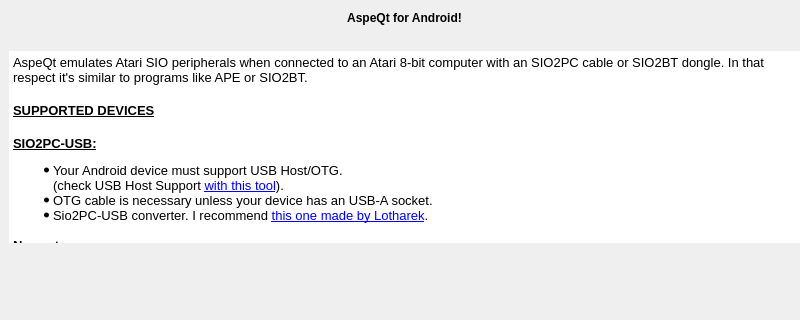
Old version of the form aboutdialog.ui in the repository greblus/aspeqt; both pictures show x 0 to 800 and y 0 to 320 of the 800 by 600 pixel window.
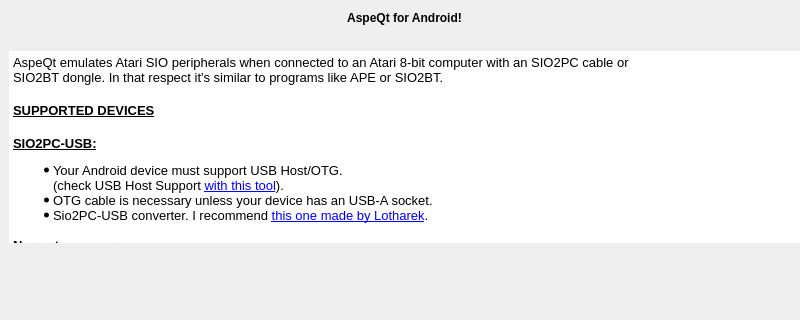
New version of the form.

Commit message: BT module name is now configurable in the Options dialog.

What changed in the file:
```diff
--- a/aboutdialog.ui
+++ b/aboutdialog.ui
@@ -149,7 +149,7 @@
 &lt;html&gt;&lt;head&gt;&lt;meta name=&quot;qrichtext&quot; content=&quot;1&quot; /&gt;&lt;style type=&quot;text/css&quot;&gt;
 p, li { white-space: pre-wrap; }
 &lt;/style&gt;&lt;/head&gt;&lt;body style=&quot; font-family:'MS Shell Dlg 2'; font-size:8.25pt; font-weight:400; font-style:normal;&quot;&gt;
-&lt;p style=&quot; margin-top:18px; margin-bottom:12px; margin-left:0px; margin-right:0px; -qt-block-indent:0; text-indent:0px;&quot;&gt;&lt;span style=&quot; font-size:10pt;&quot;&gt;AspeQt emulates Atari SIO peripherals when connected to an Atari 8-bit computer with an SIO2PC cable or SIO2BT dongle. In that respect it's similar to programs like APE or SIO2BT. &lt;/span&gt;&lt;/p&gt;
+&lt;p style=&quot; margin-top:18px; margin-bottom:12px; margin-left:0px; margin-right:0px; -qt-block-indent:0; text-indent:0px;&quot;&gt;&lt;span style=&quot; font-size:10pt;&quot;&gt;AspeQt emulates Atari SIO peripherals when connected to an Atari 8-bit computer with an SIO2PC cable or&lt;br /&gt;SIO2BT dongle. In that respect it's similar to programs like APE or SIO2BT. &lt;/span&gt;&lt;/p&gt;
 &lt;p style=&quot; margin-top:18px; margin-bottom:12px; margin-left:0px; margin-right:0px; -qt-block-indent:0; text-indent:0px;&quot;&gt;&lt;span style=&quot; font-size:10pt; font-weight:600; text-decoration: underline;&quot;&gt;SUPPORTED DEVICES&lt;/span&gt;&lt;/p&gt;
 &lt;p style=&quot; margin-top:18px; margin-bottom:12px; margin-left:0px; margin-right:0px; -qt-block-indent:0; text-indent:0px;&quot;&gt;&lt;span style=&quot; font-size:10pt; font-weight:600; text-decoration: underline;&quot;&gt;SIO2PC-USB:&lt;/span&gt;&lt;/p&gt;
 &lt;ul style=&quot;margin-top: 0px; margin-bottom: 0px; margin-left: 0px; margin-right: 0px; -qt-list-indent: 1;&quot;&gt;&lt;li style=&quot; font-size:10pt;&quot; style=&quot; margin-top:0px; margin-bottom:0px; margin-left:0px; margin-right:0px; -qt-block-indent:0; text-indent:0px;&quot;&gt;Your Android device must support USB Host/OTG.&lt;br /&gt;(check USB Host Support &lt;a href=&quot;https://play.google.com/store/apps/details?id=eu.chainfire.usbhostdiagnostics&quot;&gt;&lt;span style=&quot; text-decoration: underline; color:#0000ff;&quot;&gt;with this tool&lt;/span&gt;&lt;/a&gt;).&lt;/li&gt;&lt;/ul&gt;
@@ -164,9 +164,9 @@
 &lt;ul style=&quot;margin-top: 0px; margin-bottom: 0px; margin-left: 0px; margin-right: 0px; -qt-list-indent: 1;&quot;&gt;&lt;li style=&quot; font-size:10pt;&quot; style=&quot; margin-top:0px; margin-bottom:0px; margin-left:0px; margin-right:0px; -qt-block-indent:0; text-indent:0px;&quot;&gt;My favourite SIO2BT devices are available from &lt;a href=&quot;https://www.facebook.com/Sio2bt/&quot;&gt;&lt;span style=&quot; text-decoration: underline; color:#0000ff;&quot;&gt;Marcin &amp;quot;the Montezuma&amp;quot; Sochacki.&lt;/span&gt;&lt;/a&gt;&lt;/li&gt;&lt;/ul&gt;
 &lt;p style=&quot; margin-top:0px; margin-bottom:0px; margin-left:0px; margin-right:0px; -qt-block-indent:1; text-indent:0px;&quot;&gt;&lt;span style=&quot; font-size:10pt;&quot;&gt;You can build your own &lt;/span&gt;&lt;a href=&quot;http://atarionline.pl/cn/data/upimages/bluetooth_03.jpg&quot;&gt;&lt;span style=&quot; font-size:10pt; text-decoration: underline; color:#0000ff;&quot;&gt;following this simple diagram&lt;/span&gt;&lt;/a&gt;&lt;span style=&quot; font-size:10pt;&quot;&gt;.&lt;/span&gt;&lt;/p&gt;
 &lt;ul style=&quot;margin-top: 0px; margin-bottom: 0px; margin-left: 0px; margin-right: 0px; -qt-list-indent: 1;&quot;&gt;&lt;li style=&quot; font-size:10pt;&quot; style=&quot; margin-top:0px; margin-bottom:0px; margin-left:0px; margin-right:0px; -qt-block-indent:0; text-indent:0px;&quot;&gt;Perform pairing of your Android device with SIO2BT dongle.&lt;/li&gt;
-&lt;li style=&quot; font-size:10pt;&quot; style=&quot; margin-top:0px; margin-bottom:0px; margin-left:0px; margin-right:0px; -qt-block-indent:0; text-indent:0px;&quot;&gt;Make sure that the name of your device is SIO2BTsomething.&lt;br /&gt;AspeQt will connect to the first device which name starts with SIO2BT.&lt;/li&gt;
+&lt;li style=&quot; font-size:10pt;&quot; style=&quot; margin-top:0px; margin-bottom:0px; margin-left:0px; margin-right:0px; -qt-block-indent:0; text-indent:0px;&quot;&gt;Specify the name of your BT module in the options window.&lt;/li&gt;
 &lt;li style=&quot; font-size:10pt;&quot; style=&quot; margin-top:0px; margin-bottom:0px; margin-left:0px; margin-right:0px; -qt-block-indent:0; text-indent:0px;&quot;&gt;Speed can be configured with &lt;a href=&quot;http://www.mr-atari.com/MyBIOS/BTCONFIG.XEX&quot;&gt;&lt;span style=&quot; text-decoration: underline; color:#0000ff;&quot;&gt;BTCONFIG.XEX&lt;/span&gt;&lt;/a&gt; by Mr Atari or &lt;a href=&quot;http://atariage.com/forums/index.php?app=core&amp;amp;module=attach&amp;amp;section=attach&amp;amp;attach_id=468608&quot;&gt;&lt;span style=&quot; text-decoration: underline; color:#0000ff;&quot;&gt;BTCFG&lt;/span&gt;&lt;/a&gt; by FJC.&lt;/li&gt;
-&lt;li style=&quot; font-size:10pt;&quot; style=&quot; margin-top:0px; margin-bottom:0px; margin-left:0px; margin-right:0px; -qt-block-indent:0; text-indent:0px;&quot;&gt;SIO2BT requires a special loader or modified OS.&lt;/li&gt;
+&lt;li style=&quot; font-size:10pt;&quot; style=&quot; margin-top:0px; margin-bottom:0px; margin-left:0px; margin-right:0px; -qt-block-indent:0; text-indent:0px;&quot;&gt;SIO2BT requires a special loader (xBIOSv4BT works on an unmodified Atari) or modified OS.&lt;/li&gt;
 &lt;li style=&quot; font-size:10pt;&quot; style=&quot; margin-top:0px; margin-bottom:0px; margin-left:0px; margin-right:0px; -qt-block-indent:0; text-indent:0px;&quot;&gt;&lt;a href=&quot;http://atari8.co.uk/firmware/&quot;&gt;&lt;span style=&quot; text-decoration: underline; color:#0000ff;&quot;&gt;U1MB with latest (September 2016) PBI BIOS&lt;/span&gt;&lt;/a&gt; supports higher baudrates, up to 56700 bps. &lt;/li&gt;&lt;/ul&gt;
 &lt;p align=&quot;center&quot; style=&quot;-qt-paragraph-type:empty; margin-top:0px; margin-bottom:0px; margin-left:0px; margin-right:0px; -qt-block-indent:0; text-indent:0px; font-size:10pt; font-weight:600; text-decoration: underline;&quot;&gt;&lt;br /&gt;&lt;/p&gt;
 &lt;p style=&quot; margin-top:0px; margin-bottom:0px; margin-left:0px; margin-right:0px; -qt-block-indent:0; text-indent:0px;&quot;&gt;&lt;a href=&quot;https://github.com/greblus/aspeqt/wiki/AspeQt-Atari-Serial-Peripheral-Emulator-for-Android&quot;&gt;&lt;span style=&quot; font-size:10pt; font-weight:600; text-decoration: underline; color:#0000ff;&quot;&gt;More details here.&lt;/span&gt;&lt;/a&gt;&lt;/p&gt;
@@ -177,7 +177,6 @@
 &lt;p style=&quot; margin-top:0px; margin-bottom:0px; margin-left:0px; margin-right:0px; -qt-block-indent:0; text-indent:0px;&quot;&gt;&lt;span style=&quot; font-size:10pt;&quot;&gt;Wiktor Grebla: &lt;/span&gt;&lt;a href=&quot;mailto:greblus@gmail.com&quot;&gt;&lt;span style=&quot; font-size:10pt; text-decoration: underline; color:#0000ff;&quot;&gt;greblus@gmail.com&lt;/span&gt;&lt;/a&gt;&lt;span style=&quot; font-size:10pt;&quot;&gt; &lt;/span&gt;&lt;/p&gt;
 &lt;p style=&quot; margin-top:18px; margin-bottom:12px; margin-left:0px; margin-right:0px; -qt-block-indent:0; text-indent:0px;&quot;&gt;&lt;span style=&quot; font-size:10pt; font-weight:600;&quot;&gt;SIO2PC-USB adapters: &lt;/span&gt;&lt;a href=&quot;www.lotharek.pl&quot;&gt;&lt;span style=&quot; font-size:10pt; text-decoration: underline; color:#0000ff;&quot;&gt;www.lotharek.pl&lt;/span&gt;&lt;/a&gt;&lt;span style=&quot; font-size:10pt;&quot;&gt; or: &lt;/span&gt;&lt;a href=&quot;http://www.atari8warez.com/&quot;&gt;&lt;span style=&quot; font-size:10pt; text-decoration: underline; color:#0000ff;&quot;&gt;http://www.atari8warez.com/&lt;/span&gt;&lt;/a&gt;&lt;span style=&quot; font-size:10pt;&quot;&gt; &lt;br /&gt;&lt;/span&gt;&lt;span style=&quot; font-size:10pt; font-weight:600;&quot;&gt;SIO2BT: &lt;/span&gt;&lt;a href=&quot;http://atariage.com/forums/topic/241984-sio2bt-ordering-thread/page-3?hl=%2Bsio2bt#entry3596654&quot;&gt;&lt;span style=&quot; font-size:10pt; text-decoration: underline; color:#0000ff;&quot;&gt;ordering thread on AtariAge&lt;/span&gt;&lt;/a&gt;&lt;span style=&quot; font-size:10pt; font-weight:600;&quot;&gt;.&lt;/span&gt;&lt;/p&gt;
 &lt;p style=&quot;-qt-paragraph-type:empty; margin-top:18px; margin-bottom:12px; margin-left:0px; margin-right:0px; -qt-block-indent:0; text-indent:0px; font-size:12pt; font-weight:600;&quot;&gt;&lt;br /&gt;&lt;/p&gt;
-&lt;p style=&quot;-qt-paragraph-type:empty; margin-top:18px; margin-bottom:12px; margin-left:0px; margin-right:0px; -qt-block-indent:0; text-indent:0px; font-size:12pt; font-weight:600;&quot;&gt;&lt;br /&gt;&lt;/p&gt;
 &lt;p style=&quot;-qt-paragraph-type:empty; margin-top:18px; margin-bottom:12px; margin-left:0px; margin-right:0px; -qt-block-indent:0; text-indent:0px; font-size:12pt; font-weight:600;&quot;&gt;&lt;br /&gt;&lt;/p&gt;&lt;/body&gt;&lt;/html&gt;</string>
      </property>
      <property name="textInteractionFlags">
```
The commit also changes 10 other files.
